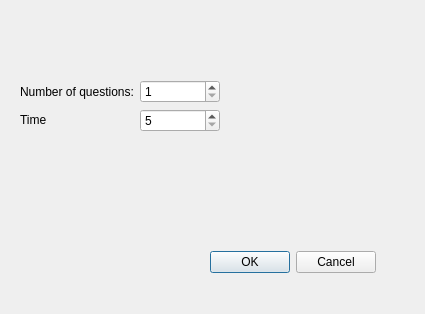
JanMetz/Kahoot, file Kahoot_client/createquiz.ui: the form before one commit.
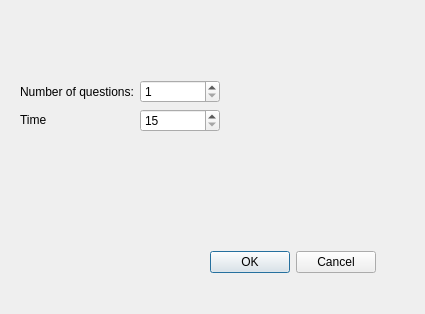
The form after the commit.

Diff of the .ui file:
```diff
--- a/Kahoot_client/createquiz.ui
+++ b/Kahoot_client/createquiz.ui
@@ -60,7 +60,10 @@
     <item row="1" column="1">
      <widget class="QSpinBox" name="time">
       <property name="minimum">
-       <number>5</number>
+       <number>15</number>
+      </property>
+      <property name="maximum">
+       <number>90</number>
       </property>
      </widget>
     </item>
```
